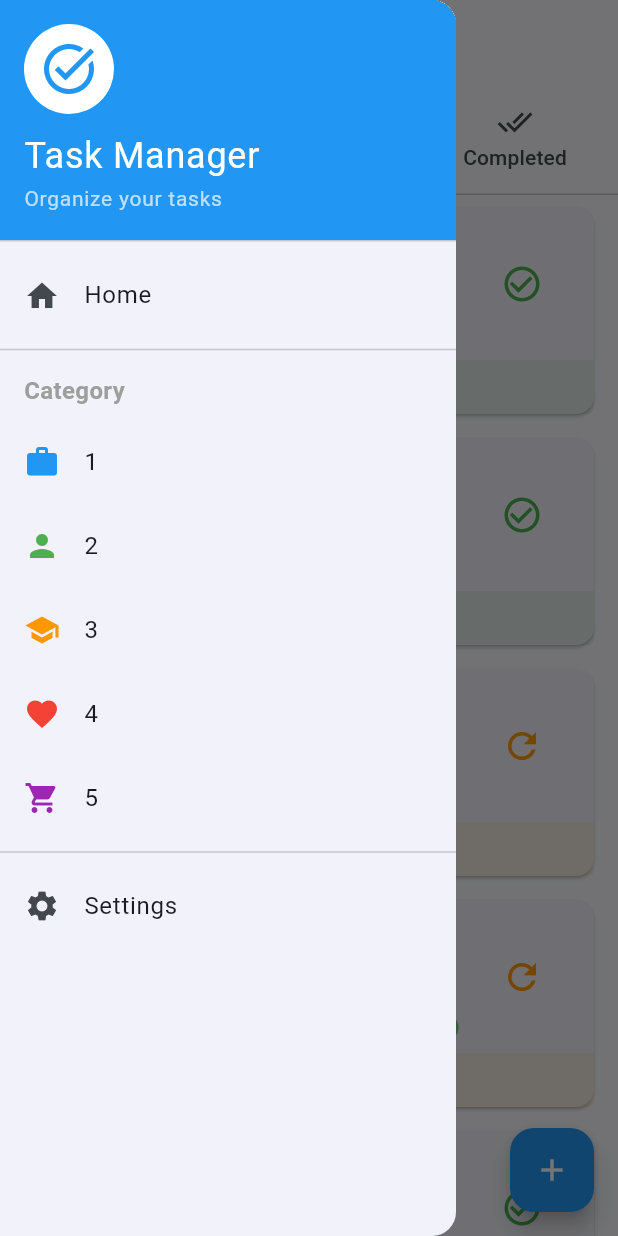
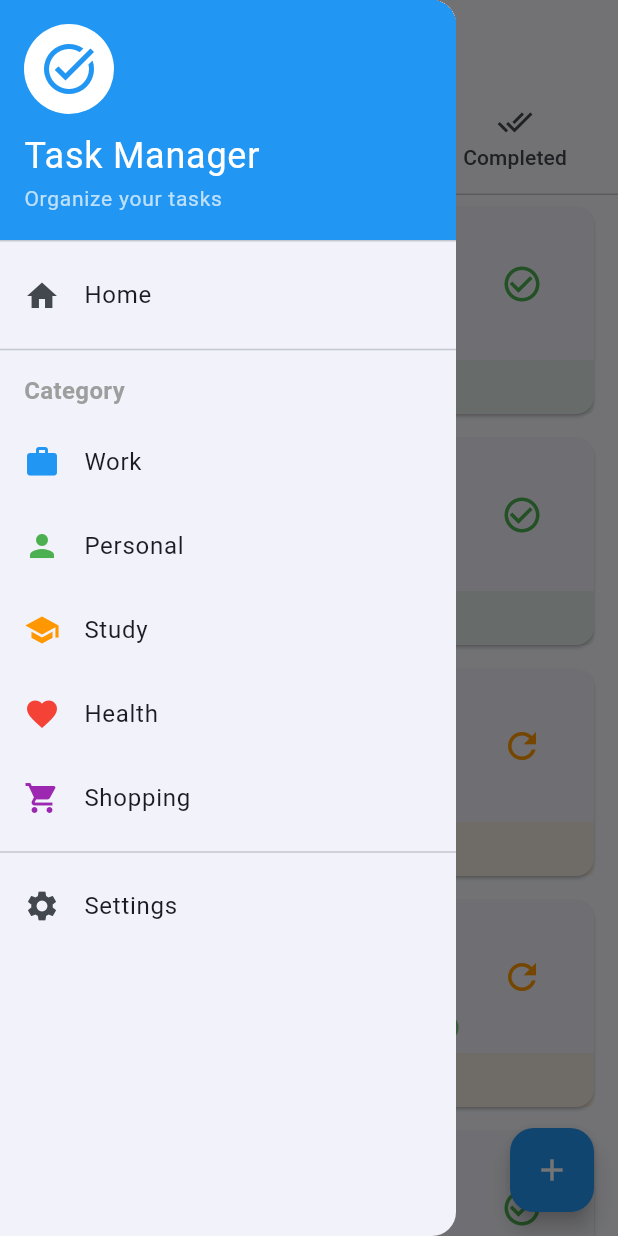
Before and after one commit to teoarandaa/flutter_practica, a Flutter app: the screen it shows after launch, with the side drawer open, on a phone screen of 412 x 824 dp. Run offline on Flutter 3.47's test engine with Material 3 defaults, Android fonts, the light colour scheme and no system bars; our stand-ins replace shared_preferences.

Commit message:
bug fixed for translations in menu

```diff
--- a/practica_flutter/lib/models/category.dart
+++ b/practica_flutter/lib/models/category.dart
@@ -18,31 +18,31 @@ class Category {
 class Categories {
   static final List<Category> all = [
     Category(
-      id: '1',
+      id: 'work',
       name: 'Work',
       icon: Icons.work,
       color: Colors.blue,
     ),
     Category(
-      id: '2',
+      id: 'personal',
       name: 'Personal',
       icon: Icons.person,
       color: Colors.green,
     ),
     Category(
-      id: '3',
+      id: 'study',
       name: 'Study',
       icon: Icons.school,
       color: Colors.orange,
     ),
     Category(
-      id: '4',
+      id: 'health',
       name: 'Health',
       icon: Icons.favorite,
       color: Colors.red,
     ),
     Category(
-      id: '5',
+      id: 'shopping',
       name: 'Shopping',
       icon: Icons.shopping_cart,
       color: Colors.purple,
--- a/practica_flutter/lib/utils/localizations.dart
+++ b/practica_flutter/lib/utils/localizations.dart
@@ -10,7 +10,7 @@ class AppLocalizations {
 
   // Método para obtener el texto traducido
   String text(String key) {
-    final languageService = Provider.of<LanguageService>(context, listen: false);
+    final languageService = Provider.of<LanguageService>(context, listen: true);
     return languageService.translate(key);
   }
 
--- a/practica_flutter/lib/views/home_view.dart
+++ b/practica_flutter/lib/views/home_view.dart
@@ -9,6 +9,7 @@ import 'task_create_view.dart';
 import 'category_tasks_view.dart';
 import 'settings_view.dart';
 import '../utils/localizations.dart';
+import '../services/language_service.dart';
 
 class HomeView extends StatefulWidget {
   const HomeView({super.key});
@@ -36,6 +37,9 @@ class _HomeViewState extends State<HomeView> with SingleTickerProviderStateMixin
   @override
   Widget build(BuildContext context) {
     final i18n = AppLocalizations.of(context);
+
+    // Forzar una escucha explícita al servicio de idioma
+    Provider.of<LanguageService>(context);
 
     return ChangeNotifierProvider(
       create: (_) => _viewModel,
--- a/practica_flutter/lib/views/settings_view.dart
+++ b/practica_flutter/lib/views/settings_view.dart
@@ -292,6 +292,9 @@ class _SettingsViewState extends State<SettingsView> {
             ScaffoldMessenger.of(context).showSnackBar(
               SnackBar(content: Text(languageService.getLanguageChangedMessage())),
             );
+
+            // Navegar al inicio para reconstruir todas las vistas
+            Navigator.of(context).popUntil((route) => route.isFirst);
           }
         },
       ),
@@ -303,6 +306,9 @@ class _SettingsViewState extends State<SettingsView> {
         ScaffoldMessenger.of(context).showSnackBar(
           SnackBar(content: Text(languageService.getLanguageChangedMessage())),
         );
+
+        // Navegar al inicio para reconstruir todas las vistas
+        Navigator.of(context).popUntil((route) => route.isFirst);
       },
     );
   }
```
